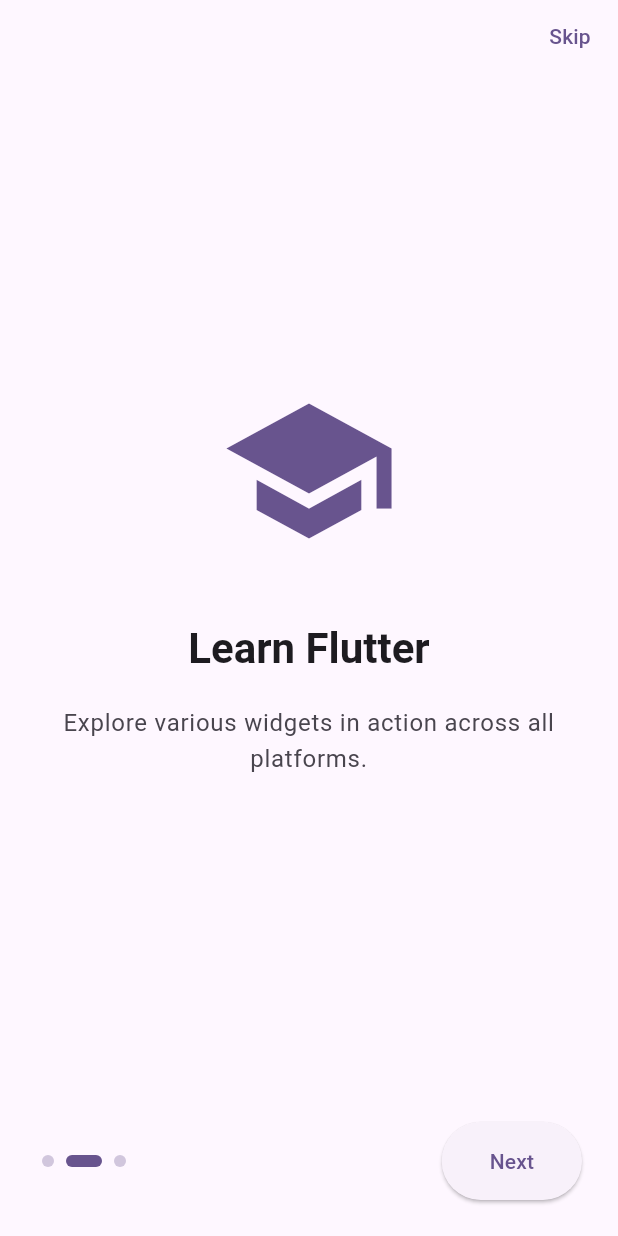
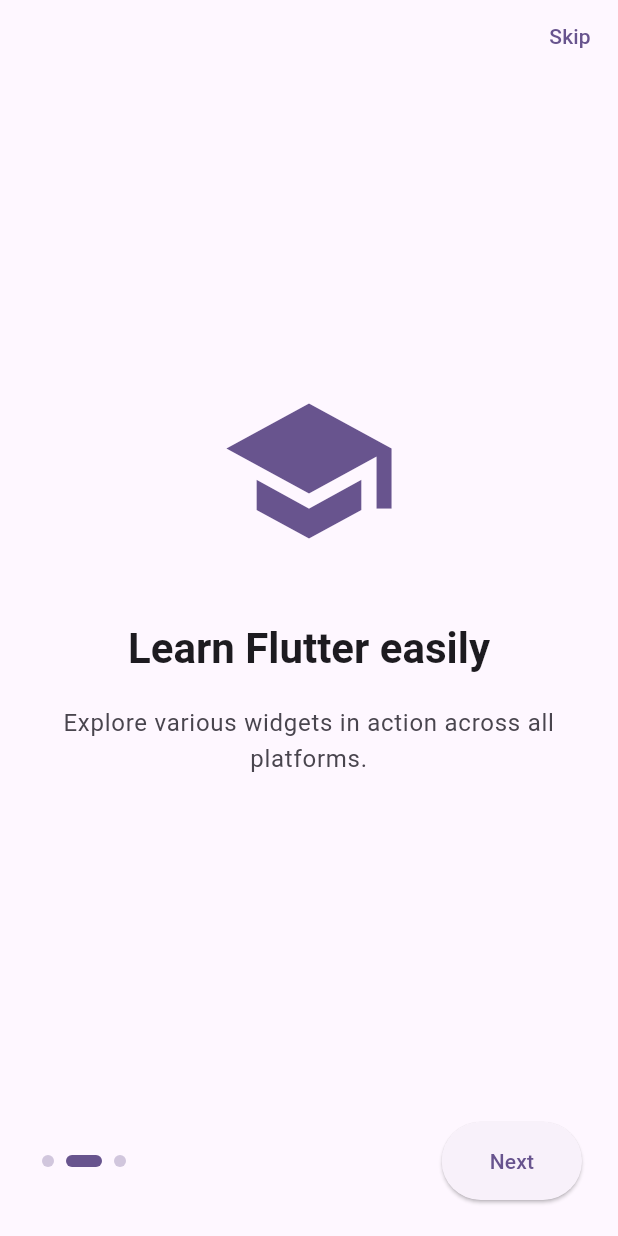
Before and after one commit to sivabharathi269/widgetcicd, a Flutter app: the screen it shows after launch, swiped to page 2, on a phone screen of 412 x 824 dp. Run offline on Flutter 3.47's test engine with Material 3 defaults, Android fonts, the phone set to English and light mode, and no system bars; our stand-ins replace built_value, flutter_riverpod, go_router.

Commit message:
yui screen changed

```diff
--- a/lib/features/onboarding/onboarding_screen.dart
+++ b/lib/features/onboarding/onboarding_screen.dart
@@ -21,7 +21,7 @@
       'icon': 'widgets',
     },
     {
-      'title': 'Learn Flutter',
+      'title': 'Learn Flutter easily',
       'description': 'Explore various widgets in action across all platforms.',
       'icon': 'school',
     },
```
